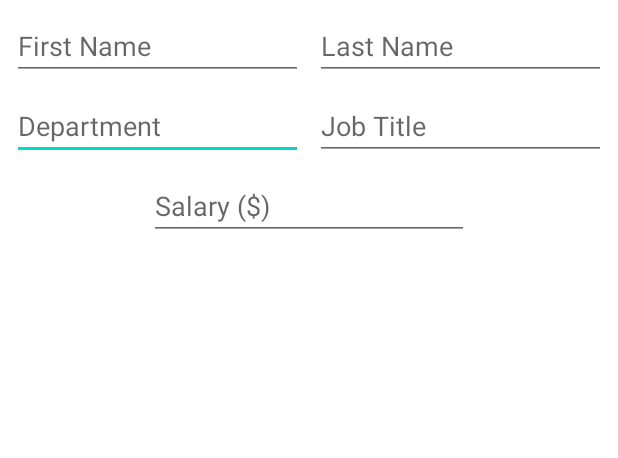
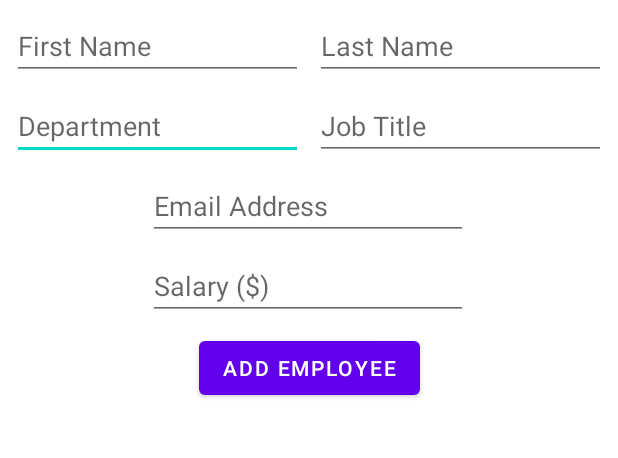
Before and after one commit to dangvq-daniel/hr-manager, an Android app: the EmployeeEditActivity screen opened directly, with no data from a screen before it, on a phone screen of 412 x 824 dp, the part 240-698 px from its top. Run offline under Robolectric (Android 15) with nearby library versions, the phone set to English and light mode, and no system bars.

Commit message:
Completed employee add/edit screen

```diff
--- a/app/src/main/java/com/alfuvedan/hrmanager/RegisterUserActivity.java
+++ b/app/src/main/java/com/alfuvedan/hrmanager/RegisterUserActivity.java
@@ -69,7 +69,6 @@ public class RegisterUserActivity extends AppCompatActivity
     @Override
     protected void onPause() {
         super.onPause();
-
         LoginInfoSaver.saveLoginInfo(this);
     }
 }
--- a/app/src/main/res/layout/activity_employee_edit.xml
+++ b/app/src/main/res/layout/activity_employee_edit.xml
@@ -88,6 +88,31 @@
         android:hint="@string/salary_hint"
         android:inputType="numberDecimal"
         app:layout_constraintEnd_toEndOf="parent"
+        app:layout_constraintHorizontal_bias="0.497"
+        app:layout_constraintStart_toStartOf="parent"
+        app:layout_constraintTop_toBottomOf="@+id/emailAddr" />
+
+    <EditText
+        android:id="@+id/emailAddr"
+        android:layout_width="wrap_content"
+        android:layout_height="wrap_content"
+        android:layout_marginTop="8dp"
+        android:ems="10"
+        android:hint="@string/email_addr_hint"
+        android:inputType="textEmailAddress"
+        app:layout_constraintEnd_toEndOf="parent"
+        app:layout_constraintHorizontal_bias="0.497"
         app:layout_constraintStart_toStartOf="parent"
         app:layout_constraintTop_toBottomOf="@+id/department" />
+
+    <Button
+        android:id="@+id/addEmployee"
+        android:layout_width="wrap_content"
+        android:layout_height="wrap_content"
+        android:layout_marginTop="8dp"
+        android:onClick="onAddOrEditEmployee"
+        android:text="@string/create_employee_btn"
+        app:layout_constraintEnd_toEndOf="parent"
+        app:layout_constraintStart_toStartOf="parent"
+        app:layout_constraintTop_toBottomOf="@+id/salary" />
 </androidx.constraintlayout.widget.ConstraintLayout>
--- a/app/src/main/res/values/strings.xml
+++ b/app/src/main/res/values/strings.xml
@@ -19,6 +19,7 @@
     <string name="logout_btn">Logout</string>
     <string name="search_btn">Search</string>
     <string name="create_employee_btn">Add Employee</string>
+    <string name="edit_employee_btn">Edit Employee</string>
     <string name="dashboard">Dashboard</string>
     <string name="sort">Sort</string>
     <string name="first_name_hint">First Name</string>
```
Also changed, not shown: app/src/main/java/com/alfuvedan/hrmanager/EmployeeEditActivity.java (+106 -0 lines), app/src/main/java/com/alfuvedan/hrmanager/EmployeeTableActivity.java (+27 -0 lines).
